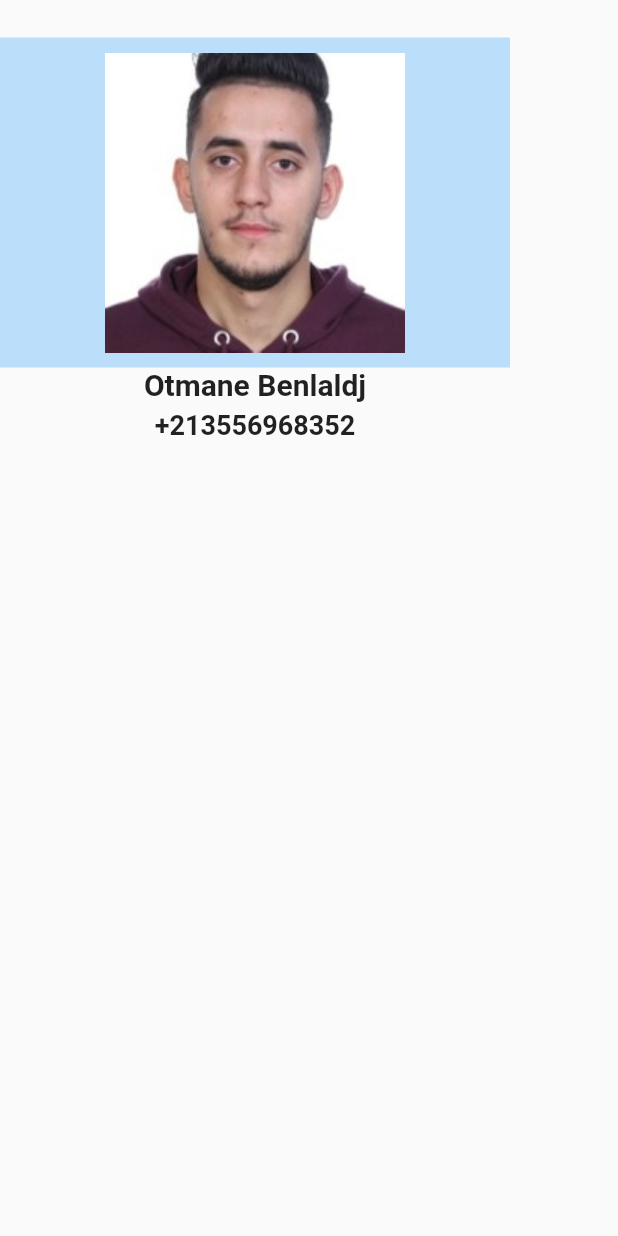
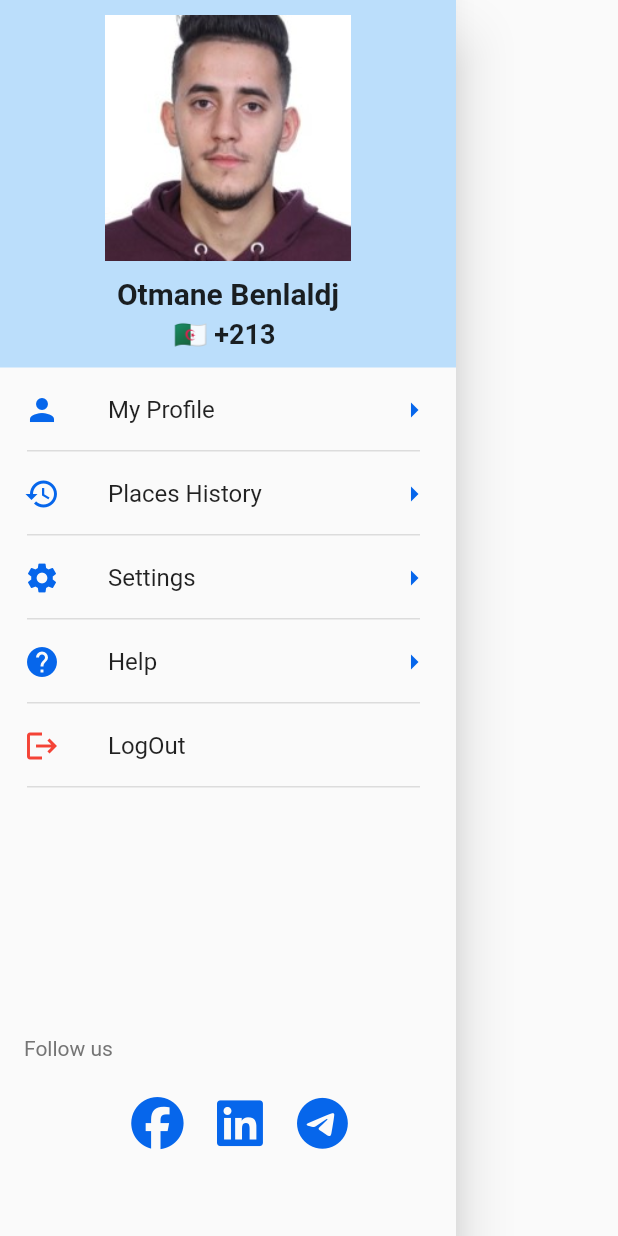
Before and after one commit to otmane24/MapBloc, a Flutter app: the MyDrawer widget shown alone on an empty page, opened directly, on a phone screen of 412 x 824 dp. Run offline on Flutter 3.47's test engine with Material 2 defaults, Android fonts, the phone set to English and light mode, and no system bars; our stand-ins replace bloc, dio, firebase_auth, firebase_core, flutter_bloc, font_awesome_flutter and 4 more; accounts and stored records are empty.

Commit message:
cubit place suggestion

```diff
--- a/lib/business_logic/cubit/google_map/google_map_cubit.dart
+++ b/lib/business_logic/cubit/google_map/google_map_cubit.dart
@@ -1,8 +1,23 @@
 import 'package:bloc/bloc.dart';
+import 'package:maptest/data/models/placeSuggestion.dart';
+import 'package:maptest/data/repository/placeSuggestionRepository.dart';
 import 'package:meta/meta.dart';
 
 part 'google_map_state.dart';
 
 class GoogleMapCubit extends Cubit<GoogleMapState> {
-  GoogleMapCubit() : super(GoogleMapInitial());
+  GoogleMapCubit(this.placeSuggestionRepository) : super(GoogleMapInitial());
+
+  final PlaceSuggestionRepository placeSuggestionRepository;
+  List<PlaceSuggestion> placeSuggestion = [];
+
+  List<PlaceSuggestion> getAllCharacters(String place, String sessionToken) {
+    placeSuggestionRepository
+        .getAllPlaceSuggestion(place, sessionToken)
+        .then((places) {
+      emit(GoogleMapLoaded(places));
+      this.placeSuggestion = places;
+    });
+    return placeSuggestion;
+  }
 }
--- a/lib/business_logic/cubit/google_map/google_map_state.dart
+++ b/lib/business_logic/cubit/google_map/google_map_state.dart
@@ -4,3 +4,13 @@ part of 'google_map_cubit.dart';
 abstract class GoogleMapState {}
 
 class GoogleMapInitial extends GoogleMapState {}
+
+class GoogleMapLoaded extends GoogleMapState {
+  final List<PlaceSuggestion> places;
+
+  GoogleMapLoaded(this.places);
+}
+
+class GoogleMapLoading extends GoogleMapState {}
+
+class GoogleMapError extends GoogleMapState {}
--- a/lib/constants/string.dart
+++ b/lib/constants/string.dart
@@ -2,3 +2,5 @@ const String loginScreen = '/';
 const String optScreen = '/opt-screen';
 const String mapScreen = '/map-screen';
 const String googleMapAPi = 'AIzaSyB8JKfI0nDGSgulIxV5hW1X1UpCysYKmPM';
+const String suggestionPlaceBaseUrl =
+    'https://maps.googleapis.com/maps/api/place/autocomplete/json';
--- a/lib/presentation/widgets/my_drawer.dart
+++ b/lib/presentation/widgets/my_drawer.dart
@@ -1,27 +1,31 @@
-import 'dart:html';
-
 import 'package:flutter/material.dart';
-import 'package:flutter/src/foundation/key.dart';
-import 'package:flutter/src/widgets/framework.dart';
+import 'package:flutter_bloc/flutter_bloc.dart';
+import 'package:font_awesome_flutter/font_awesome_flutter.dart';
 import 'package:maptest/constants/colors.dart';
 import 'package:url_launcher/url_launcher.dart';
 
+import '../../business_logic/cubit/phone_auth/phone_auth_cubit.dart';
+import '../../constants/string.dart';
+
 class MyDrawer extends StatelessWidget {
-  const MyDrawer({Key? key}) : super(key: key);
+  MyDrawer({Key? key}) : super(key: key);
+
+  PhoneAuthCubit phoneAuthCubit = PhoneAuthCubit();
 
   Widget buildDrawerHeader(BuildContext context) {
-    return Column(
-      mainAxisSize: MainAxisSize.max,
-      children: [
-        const SizedBox(
-          height: 25,
-        ),
-        Container(
-          padding: const EdgeInsetsDirectional.fromSTEB(70, 10, 70, 10),
+    return Container(
       decoration: BoxDecoration(
         shape: BoxShape.rectangle,
         color: Colors.blue[100],
       ),
+      child: Column(
+        mainAxisSize: MainAxisSize.max,
+        children: [
+          SizedBox(
+            height: MediaQuery.of(context).padding.top,
+          ),
+          Container(
+            padding: const EdgeInsetsDirectional.fromSTEB(70, 10, 70, 10),
             child: Image.asset(
               'assets/images/profil.jpeg',
               fit: BoxFit.cover,
@@ -37,14 +41,21 @@ class MyDrawer extends StatelessWidget {
           const SizedBox(
             height: 5,
           ),
-        const Text(
-          '+213556968352',
+          BlocProvider<PhoneAuthCubit>(
+            create: (context) => phoneAuthCubit,
+            child: Text(
+              '${generateCountryFlag()} +213 ${phoneAuthCubit.getLoggedInUser().phoneNumber}',
               style: TextStyle(
                 fontSize: 18,
                 fontWeight: FontWeight.bold,
               ),
             ),
+          ),
+          const SizedBox(
+            height: 12,
+          ),
         ],
+      ),
     );
   }
 
@@ -52,7 +63,7 @@ class MyDrawer extends StatelessWidget {
     required IconData leadingIcon,
     required String title,
     Widget? trailing,
-    Function()? opTap,
+    Function()? onTap,
     Color? color,
   }) {
     return ListTile(
@@ -66,7 +77,7 @@ class MyDrawer extends StatelessWidget {
             Icons.arrow_right,
             color: MyColors.blue,
           ),
-      onTap: opTap,
+      onTap: onTap,
     );
   }
 
@@ -79,10 +90,19 @@ class MyDrawer extends StatelessWidget {
     );
   }
 
+  String generateCountryFlag() {
+    String countryCode = 'dz';
+    return countryCode.toUpperCase().replaceAllMapped(
+          RegExp(r'[A-Z]'),
+          (match) =>
+              String.fromCharCode(match.group(0)!.codeUnitAt(0) + 127397),
+        );
+  }
+
   void _launcherUrk(String url) async {
     await canLaunchUrl(Uri.parse(url))
-        ? await launchUrl(Uri.parse(url))
-        : throw 'Could not launch $url';
+        ? throw 'Could not launch $url'
+        : await launchUrl(Uri.parse(url));
   }
 
   Widget buildIconSocialMedia(String url, IconData icon) {
@@ -96,11 +116,101 @@ class MyDrawer extends StatelessWidget {
     );
   }
 
+  Widget buildSocialMediaIcons() {
+    return Padding(
+      padding: const EdgeInsetsDirectional.only(start: 16),
+      child: Row(
+        mainAxisAlignment: MainAxisAlignment.center,
+        children: [
+          buildIconSocialMedia('https://www.facebook.com/b.otmane.rock.boy/',
+              FontAwesomeIcons.facebook),
+          const SizedBox(
+            width: 20,
+          ),
+          buildIconSocialMedia(
+              'https://www.linkedin.com/in/otmane-benlaldj-a28621159/',
+              FontAwesomeIcons.linkedin),
+          const SizedBox(
+            width: 20,
+          ),
+          buildIconSocialMedia('https://www.facebook.com/b.otmane.rock.boy/',
+              FontAwesomeIcons.telegram),
+        ],
+      ),
+    );
+  }
+
   @override
   Widget build(BuildContext context) {
-    return Container(
-      height: 600,
-      child: buildDrawerHeader(context),
+    return Drawer(
+      child: ListView(
+        padding: EdgeInsets.zero,
+        children: [
+          buildDrawerHeader(context),
+          buildDrawerListItem(leadingIcon: Icons.person, title: 'My Profile'),
+          buildDrawerListItemDivider(),
+          buildDrawerListItem(
+            leadingIcon: Icons.history,
+            title: 'Places History',
+            onTap: () {},
+          ),
+          buildDrawerListItemDivider(),
+          buildDrawerListItem(leadingIcon: Icons.settings, title: 'Settings'),
+          buildDrawerListItemDivider(),
+          buildDrawerListItem(leadingIcon: Icons.help, title: 'Help'),
+          buildDrawerListItemDivider(),
+          BlocProvider<PhoneAuthCubit>(
+            create: (context) => phoneAuthCubit,
+            child: buildDrawerListItem(
+              leadingIcon: Icons.logout,
+              title: 'LogOut',
+              color: Colors.red,
+              trailing: SizedBox(),
+              onTap: () async {
+                await phoneAuthCubit.logOut();
+                Navigator.pushReplacementNamed(context, loginScreen);
+              },
+            ),
+          ),
+          buildDrawerListItemDivider(),
+          const SizedBox(
+            height: 150,
+          ),
+          ListTile(
+            leading: Text(
+              'Follow us',
+              style: TextStyle(color: Colors.grey[600]),
+            ),
+          ),
+          Align(
+              alignment: Alignment.bottomCenter, child: buildSocialMediaIcons())
+        ],
+      ),
     );
   }
 }
+/*Container(
+      child: BlocProvider<PhoneAuthCubit>(
+        create: (context) => phoneAuthCubit,
+        child: ElevatedButton(
+          onPressed: () async {
+            await phoneAuthCubit.logOut();
+            Navigator.pushReplacementNamed(context, loginScreen);
+          },
+          style: ElevatedButton.styleFrom(
+              minimumSize: Size(110, 50),
+              primary: Colors.black,
+              shape: RoundedRectangleBorder(
+                borderRadius: BorderRadius.circular(6),
+              )),
+          child: const Text(
+            'Log out',
+            style: TextStyle(
+              color: Colors.white,
+              fontSize: 16,
+            ),
+          ),
+        ),
+      ),
+    );
+ */
--- a/pubspec.yaml
+++ b/pubspec.yaml
@@ -28,6 +28,7 @@ environment:
 # versions available, run `flutter pub outdated`.
 dependencies:
   cupertino_icons: ^1.0.2
+  dio: ^4.0.6
   firebase_auth: ^3.6.0
   firebase_core: ^1.20.0
   flutter:
```
Also changed, not shown: lib/data/models/placeSuggestion.dart (added, +11 -0 lines), lib/data/repository/placeSuggestionRepository.dart (added, +18 -0 lines), lib/data/webservices/placeSuggestionWebService.dart (added, +34 -0 lines), lib/presentation/screens/map_screen.dart (+0 -25 lines), pubspec.lock. Lines whose indentation alone changed are shown as unchanged.
